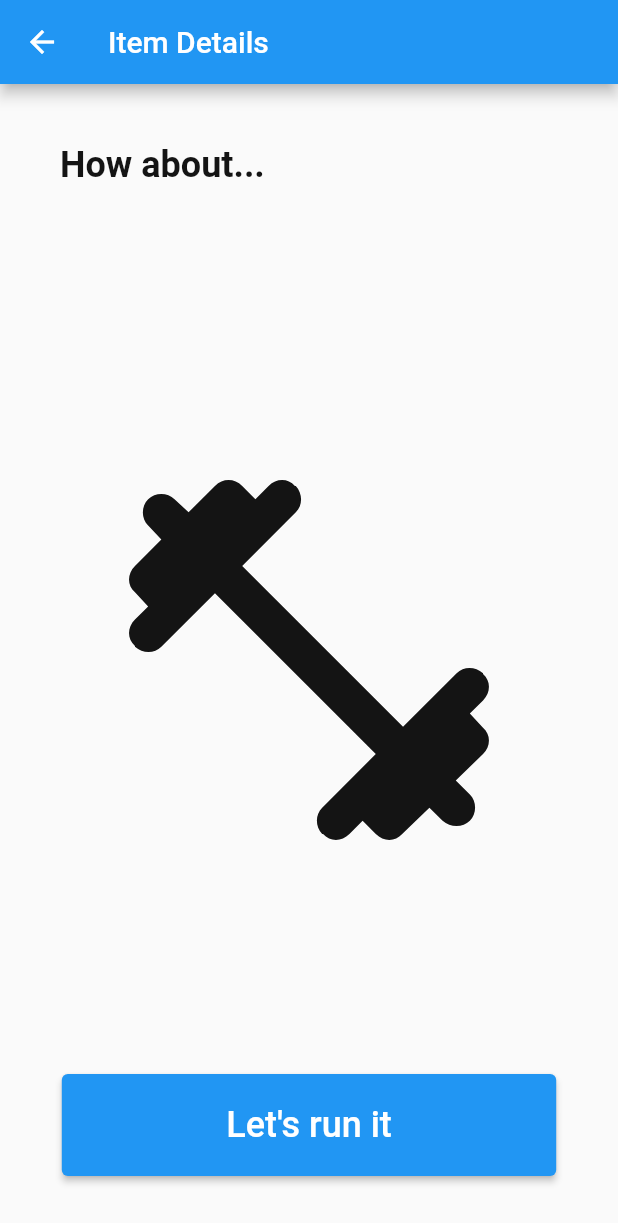
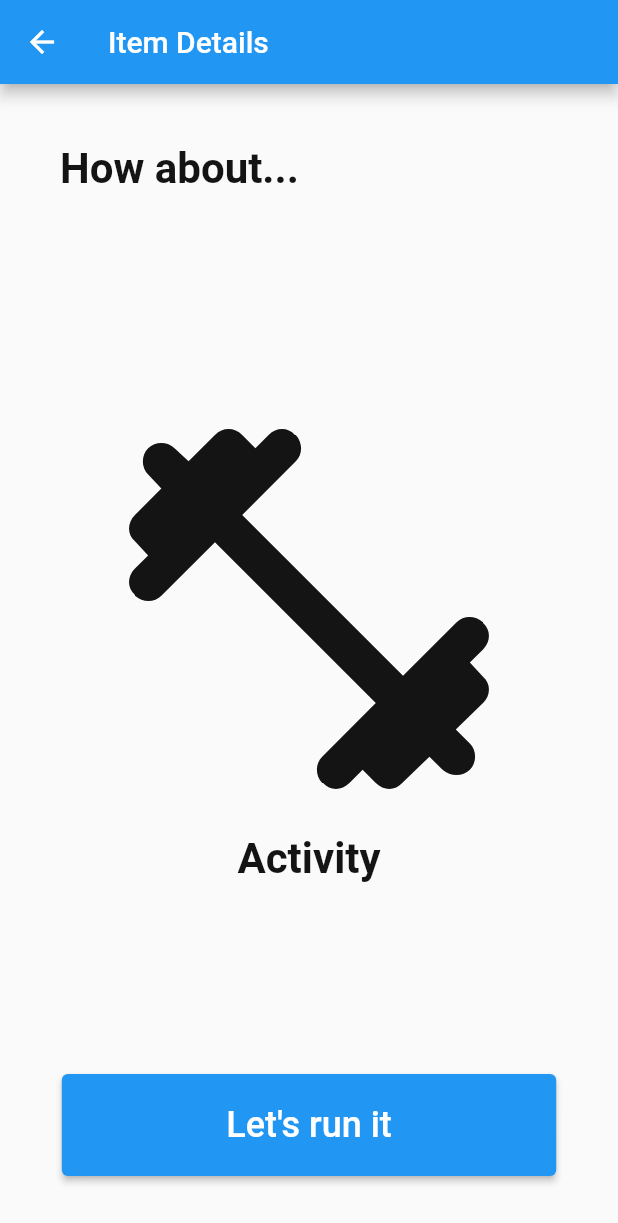
Before and after one commit to jacehalvorson/name_tbd, a Flutter app: the MainPage screen opened by its route, on a phone screen of 412 x 824 dp. Shown: the top 1223 px of the screen. Run offline on Flutter 3.47's test engine with Material 2 defaults, Android fonts, the light colour scheme and no system bars; generated files the repository leaves out were written again.

Commit message:
Add activity title under icon

```diff
--- a/lib/src/sample_feature/refresh.dart
+++ b/lib/src/sample_feature/refresh.dart
@@ -32,9 +32,10 @@ class _MainPageState extends State<MainPage> {
                 alignment: Alignment.topLeft,
                 child: Text(
                   'How about...',
+
                   // TODO pick text style
                   style: TextStyle(
-                    fontSize: 24.0,
+                    fontSize: 28.0,
                     fontWeight: FontWeight.bold,
                     color: Color(0xFF141414),
                   ),
@@ -43,19 +44,30 @@ class _MainPageState extends State<MainPage> {
             ),
 
             // Activity icon (emoji)
-            Center(
-              child: Icon(
-                Icons.fitness_center_rounded,
-                size: 300.0,
-                // TODO pick color
-                color: Color(_iconColor),
-                //fromRGB(20, 20, 20),
+            Padding(
+              padding: const EdgeInsets.only(bottom: 40.0),
+              child: Column(
+                children: [
+                  Icon(
+                    Icons.fitness_center_rounded,
+                    size: 300.0,
+                    color: Color(_iconColor),
+                  ),
+                  Text(
+                    'Activity',
+                    style: TextStyle(
+                      fontSize: 28.0,
+                      fontWeight: FontWeight.bold,
+                      color: Color(_iconColor),
+                    ),
+                  ),
+                ],
               ),
             ),
 
             // 'Let's run it' button at the bottom
             Padding(
-              // 40.0 from the botto mof the screen
+              // 40.0 from the bottom of the screen
               padding: const EdgeInsets.only(bottom: 40.0),
               child: FractionallySizedBox(
                 // 80% of screen width
```
